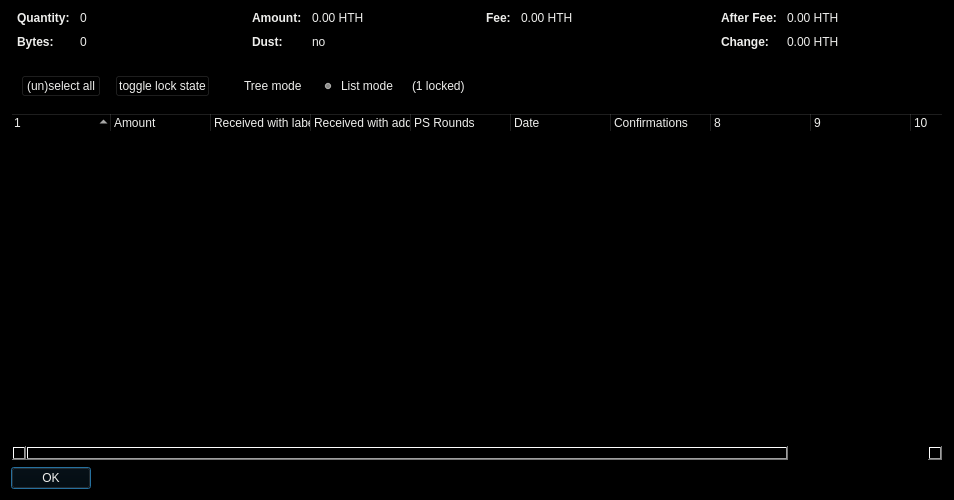
First picture: the form in src/qt/forms/coincontroldialog.ui, repository devilking6105/HTH, before the edit.
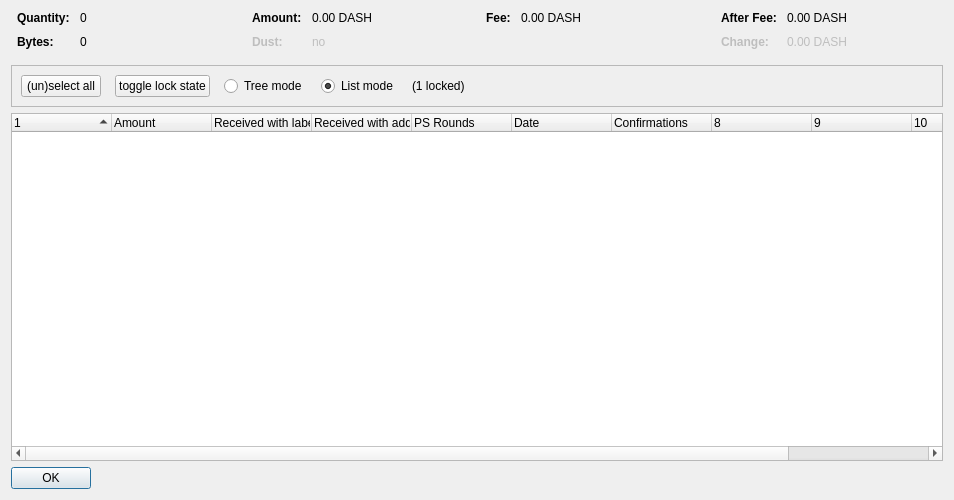
Second picture: the form after the edit. Custom widgets are drawn as their Qt base class.

Patch:
```diff
--- a/src/qt/forms/coincontroldialog.ui
+++ b/src/qt/forms/coincontroldialog.ui
@@ -13,9 +13,6 @@
   <property name="windowTitle">
    <string>Coin Selection</string>
   </property>
-  <property name="styleSheet">
-   <string notr="true">background-color: rgb(0, 0, 0);</string>
-  </property>
   <layout class="QVBoxLayout" name="verticalLayout">
    <item>
     <layout class="QHBoxLayout" name="horizontalLayoutTop" stretch="0,0,0,0">
@@ -47,10 +44,6 @@
            <bold>true</bold>
           </font>
          </property>
-         <property name="styleSheet">
-          <string notr="true">color: rgb(238, 238, 236);
-background-color: rgb(0, 0, 0);</string>
-         </property>
          <property name="text">
           <string>Quantity:</string>
          </property>
@@ -64,10 +57,6 @@
          <property name="contextMenuPolicy">
           <enum>Qt::ActionsContextMenu</enum>
          </property>
-         <property name="styleSheet">
-          <string notr="true">color: rgb(238, 238, 236);
-background-color: rgb(0, 0, 0);</string>
-         </property>
          <property name="text">
           <string notr="true">0</string>
          </property>
@@ -84,10 +73,6 @@
            <bold>true</bold>
           </font>
          </property>
-         <property name="styleSheet">
-          <string notr="true">color: rgb(238, 238, 236);
-background-color: rgb(0, 0, 0);</string>
-         </property>
          <property name="text">
           <string>Bytes:</string>
          </property>
@@ -101,10 +86,6 @@
          <property name="contextMenuPolicy">
           <enum>Qt::ActionsContextMenu</enum>
          </property>
-         <property name="styleSheet">
-          <string notr="true">color: rgb(238, 238, 236);
-background-color: rgb(0, 0, 0);</string>
-         </property>
          <property name="text">
           <string notr="true">0</string>
          </property>
@@ -137,9 +118,6 @@
            <bold>true</bold>
           </font>
          </property>
-         <property name="styleSheet">
-          <string notr="true">color: rgb(238, 238, 236);</string>
-         </property>
          <property name="text">
           <string>Amount:</string>
          </property>
@@ -153,11 +131,8 @@
          <property name="contextMenuPolicy">
           <enum>Qt::ActionsContextMenu</enum>
          </property>
-         <property name="styleSheet">
-          <string notr="true">color: rgb(238, 238, 236);</string>
-         </property>
          <property name="text">
-          <string notr="true">0.00 HTH</string>
+          <string notr="true">0.00 DASH</string>
          </property>
          <property name="textInteractionFlags">
           <set>Qt::LinksAccessibleByMouse|Qt::TextSelectableByKeyboard|Qt::TextSelectableByMouse</set>
@@ -175,9 +150,6 @@
            <bold>true</bold>
           </font>
          </property>
-         <property name="styleSheet">
-          <string notr="true">color: rgb(238, 238, 236);</string>
-         </property>
          <property name="text">
           <string>Dust:</string>
          </property>
@@ -194,9 +166,6 @@
          <property name="contextMenuPolicy">
           <enum>Qt::ActionsContextMenu</enum>
          </property>
-         <property name="styleSheet">
-          <string notr="true">color: rgb(238, 238, 236);</string>
-         </property>
          <property name="text">
           <string notr="true">no</string>
          </property>
@@ -229,9 +198,6 @@
            <bold>true</bold>
           </font>
          </property>
-         <property name="styleSheet">
-          <string notr="true">color: rgb(238, 238, 236);</string>
-         </property>
          <property name="text">
           <string>Fee:</string>
          </property>
@@ -245,11 +211,8 @@
          <property name="contextMenuPolicy">
           <enum>Qt::ActionsContextMenu</enum>
          </property>
-         <property name="styleSheet">
-          <string notr="true">color: rgb(238, 238, 236);</string>
-         </property>
          <property name="text">
-          <string notr="true">0.00 HTH</string>
+          <string notr="true">0.00 DASH</string>
          </property>
          <property name="textInteractionFlags">
           <set>Qt::LinksAccessibleByMouse|Qt::TextSelectableByKeyboard|Qt::TextSelectableByMouse</set>
@@ -280,9 +243,6 @@
            <bold>true</bold>
           </font>
          </property>
-         <property name="styleSheet">
-          <string notr="true">color: rgb(238, 238, 236);</string>
-         </property>
          <property name="text">
           <string>After Fee:</string>
          </property>
@@ -296,11 +256,8 @@
          <property name="contextMenuPolicy">
           <enum>Qt::ActionsContextMenu</enum>
          </property>
-         <property name="styleSheet">
-          <string notr="true">color: rgb(238, 238, 236);</string>
-         </property>
          <property name="text">
-          <string notr="true">0.00 HTH</string>
+          <string notr="true">0.00 DASH</string>
          </property>
          <property name="textInteractionFlags">
           <set>Qt::LinksAccessibleByMouse|Qt::TextSelectableByKeyboard|Qt::TextSelectableByMouse</set>
@@ -318,9 +275,6 @@
            <bold>true</bold>
           </font>
          </property>
-         <property name="styleSheet">
-          <string notr="true">color: rgb(238, 238, 236);</string>
-         </property>
          <property name="text">
           <string>Change:</string>
          </property>
@@ -337,11 +291,8 @@
          <property name="contextMenuPolicy">
           <enum>Qt::ActionsContextMenu</enum>
          </property>
-         <property name="styleSheet">
-          <string notr="true">color: rgb(238, 238, 236);</string>
-         </property>
          <property name="text">
-          <string notr="true">0.00 HTH</string>
+          <string notr="true">0.00 DASH</string>
          </property>
          <property name="textInteractionFlags">
           <set>Qt::LinksAccessibleByMouse|Qt::TextSelectableByKeyboard|Qt::TextSelectableByMouse</set>
@@ -380,10 +331,6 @@
             <verstretch>0</verstretch>
            </sizepolicy>
           </property>
-          <property name="styleSheet">
-           <string notr="true">color: rgb(238, 238, 236);
-background-color: rgb(0, 0, 0);</string>
-          </property>
           <property name="text">
            <string>(un)select all</string>
           </property>
@@ -400,9 +347,6 @@
             <verstretch>0</verstretch>
            </sizepolicy>
           </property>
-          <property name="styleSheet">
-           <string notr="true">color: rgb(238, 238, 236);</string>
-          </property>
           <property name="text">
            <string>toggle lock state</string>
           </property>
@@ -419,9 +363,6 @@
             <verstretch>0</verstretch>
            </sizepolicy>
           </property>
-          <property name="styleSheet">
-           <string notr="true">color: rgb(238, 238, 236);</string>
-          </property>
           <property name="text">
            <string>Tree mode</string>
           </property>
@@ -435,9 +376,6 @@
             <verstretch>0</verstretch>
            </sizepolicy>
           </property>
-          <property name="styleSheet">
-           <string notr="true">color: rgb(238, 238, 236);</string>
-          </property>
           <property name="text">
            <string>List mode</string>
           </property>
@@ -448,9 +386,6 @@
         </item>
         <item>
          <widget class="QLabel" name="labelLocked">
-          <property name="styleSheet">
-           <string notr="true">color: rgb(238, 238, 236);</string>
-          </property>
           <property name="text">
            <string>(1 locked)</string>
           </property>
@@ -479,9 +414,6 @@
      <property name="contextMenuPolicy">
       <enum>Qt::CustomContextMenu</enum>
      </property>
-     <property name="styleSheet">
-      <string notr="true">color: rgb(238, 238, 236);</string>
-     </property>
      <property name="sortingEnabled">
       <bool>false</bool>
      </property>
@@ -562,9 +494,6 @@
        <verstretch>0</verstretch>
       </sizepolicy>
      </property>
-     <property name="styleSheet">
-      <string notr="true">color: rgb(238, 238, 236);</string>
-     </property>
      <property name="orientation">
       <enum>Qt::Horizontal</enum>
      </property>
```
Left out of the diff: 1 changed line with no effect on the pictures.
